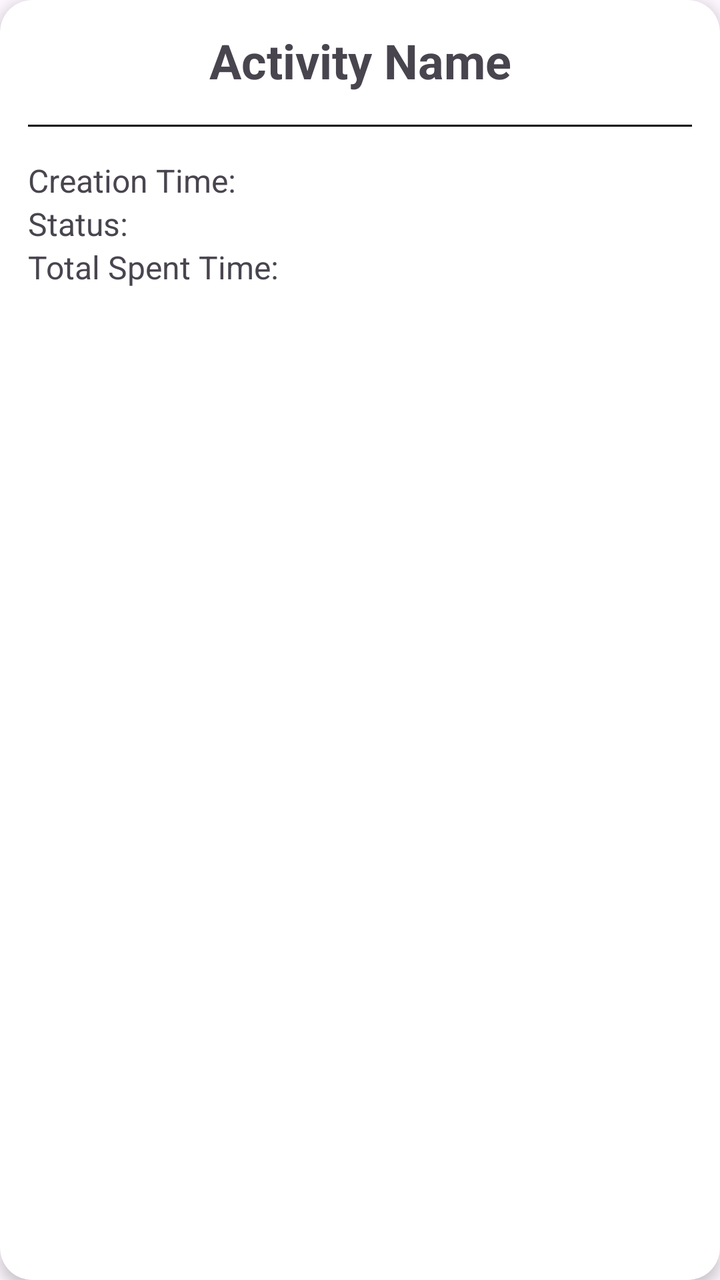
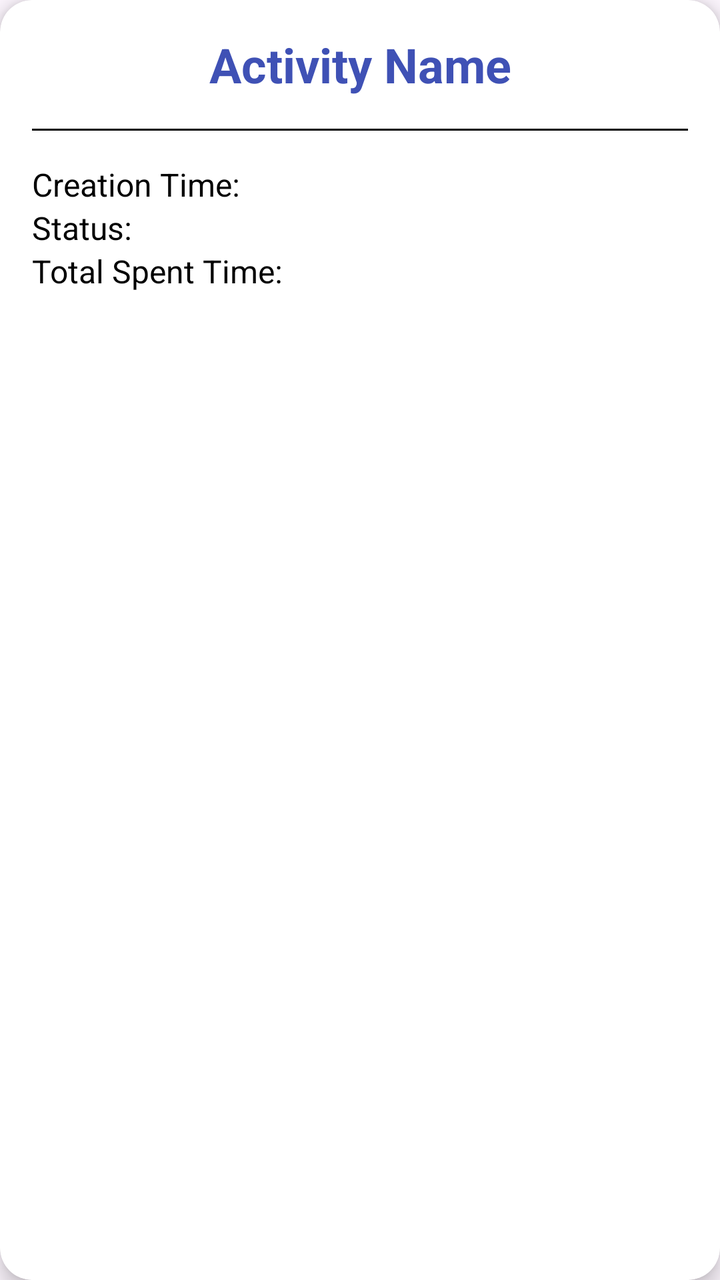

An Android layout rendered at two revisions. The XML below is the earlier revision; the diff shows what the commit changed to produce the second picture.
<!-- AndroidManifest.xml: application theme Theme.ActivityTracker -->
<!-- res/layout/item_activities_details.xml -->
<androidx.cardview.widget.CardView xmlns:android="http://schemas.android.com/apk/res/android"
    xmlns:app="http://schemas.android.com/apk/res-auto"
    android:layout_width="match_parent"
    android:layout_height="wrap_content"
    android:layout_margin="16dp"
    android:theme="@style/Base.Theme.ActivityTracker"
    app:cardCornerRadius="16dp"
    app:cardElevation="4dp">

    <RelativeLayout
        android:layout_width="match_parent"
        android:layout_height="wrap_content"
        android:padding="14dp">

        <LinearLayout
            android:layout_width="match_parent"
            android:layout_height="wrap_content"
            android:orientation="vertical">

            <TextView
                android:id="@+id/activityNameTextView"
                android:layout_width="match_parent"
                android:layout_height="wrap_content"
                android:textStyle="bold"
                android:textSize="24sp"
                android:gravity="center_horizontal"
                android:paddingBottom="8dp"
                android:ellipsize="end"
                android:maxLines="1"
                android:text="Activity Name" />

            <View
                android:layout_width="match_parent"
                android:layout_height="1dp"
                android:background="@color/dividerColor"
                android:layout_marginTop="8dp"
                android:layout_marginBottom="16dp"/>

            <LinearLayout
                android:layout_width="match_parent"
                android:layout_height="wrap_content"
                android:orientation="horizontal">

                <TextView
                    android:layout_width="wrap_content"
                    android:layout_height="wrap_content"
                    android:text="Creation Time:"
                    android:textSize="16sp"
                    android:layout_gravity="start"
                    android:gravity="center_vertical"
                    android:layout_marginEnd="8dp"
                   />

                <TextView
                    android:id="@+id/creationTimeTextView"
                    android:layout_width="0dp"
                    android:layout_height="wrap_content"
                    android:layout_weight="1"
                    android:textSize="16sp"
                    android:gravity="start"
                    android:ellipsize="end"
                    android:maxLines="1"
                    android:text=" "
                    android:textStyle="bold"/>

            </LinearLayout>

            <LinearLayout
                android:layout_width="match_parent"
                android:layout_height="wrap_content"
                android:orientation="horizontal">

                <TextView
                    android:layout_width="wrap_content"
                    android:layout_height="wrap_content"
                    android:text="Status:"
                    android:textSize="16sp"
                    android:layout_gravity="start"
                    android:gravity="center_vertical"
                    android:layout_marginEnd="8dp" />

                <TextView
                    android:id="@+id/statusTextView"
                    android:layout_width="0dp"
                    android:layout_height="wrap_content"
                    android:layout_weight="1"
                    android:textSize="16sp"
                    android:gravity="start"
                    android:ellipsize="end"
                    android:maxLines="1"
                    android:text=" "
                    android:textStyle="bold"/>

            </LinearLayout>

            <LinearLayout
                android:layout_width="match_parent"
                android:layout_height="wrap_content"
                android:orientation="horizontal">

                <TextView
                    android:layout_width="wrap_content"
                    android:layout_height="wrap_content"
                    android:text="Total Spent Time:"
                    android:textSize="16sp"
                    android:layout_gravity="start"
                    android:gravity="center_vertical"
                    android:layout_marginEnd="8dp"/>

                <TextView
                    android:id="@+id/totalSpentTimeTextView"
                    android:layout_width="0dp"
                    android:layout_height="wrap_content"
                    android:layout_weight="1"
                    android:textSize="16sp"
                    android:gravity="start"
                    android:ellipsize="end"
                    android:maxLines="1"
                    android:text=" "
                    android:textStyle="bold"/>

            </LinearLayout>

        </LinearLayout>

    </RelativeLayout>

</androidx.cardview.widget.CardView>
<!-- resources referenced by this layout -->
<resources>
  <color name="dividerColor">#000000</color>
  <style name="Base.Theme.ActivityTracker" parent="Theme.Material3.DayNight.NoActionBar">
          
          <item name="colorPrimary">@color/primary</item>
          <item name="colorPrimaryVariant">@color/primaryVariant</item>
          <item name="colorOnPrimary">@color/white</item>
  
          
          <item name="colorSecondary">@color/secondary</item>
          <item name="colorSecondaryVariant">@color/secondaryVariant</item>
          <item name="colorOnSecondary">@color/black</item>
          
          <item name="android:statusBarColor">@color/colorBoundaryBlue</item>
      </style>
  <style name="Theme.ActivityTracker" parent="Base.Theme.ActivityTracker" />
  <color name="primary">#3F51B5</color>
  <color name="primaryVariant">#3700B3</color>
  <color name="white">#FFFFFF</color>
  <color name="secondary">#03DAC5</color>
  <color name="secondaryVariant">#018786</color>
  <color name="black">#000000</color>
  <color name="colorBoundaryBlue">#1E88E5</color>
</resources>

<!-- the commit's change to res/layout/item_activities_details.xml (unified diff, before → after) -->
@@ -5,12 +5,12 @@
     android:layout_margin="16dp"
     android:theme="@style/Base.Theme.ActivityTracker"
     app:cardCornerRadius="16dp"
-    app:cardElevation="4dp">
+    app:cardElevation="6dp">
 
     <RelativeLayout
         android:layout_width="match_parent"
         android:layout_height="wrap_content"
-        android:padding="14dp">
+        android:padding="16dp">
 
         <LinearLayout
             android:layout_width="match_parent"
@@ -23,11 +23,12 @@
                 android:layout_height="wrap_content"
                 android:textStyle="bold"
                 android:textSize="24sp"
-                android:gravity="center_horizontal"
+                android:gravity="center"
                 android:paddingBottom="8dp"
                 android:ellipsize="end"
                 android:maxLines="1"
-                android:text="Activity Name" />
+                android:text="@string/activity_name"
+                android:textColor="@color/primary" />
 
             <View
                 android:layout_width="match_parent"
@@ -44,12 +45,12 @@
                 <TextView
                     android:layout_width="wrap_content"
                     android:layout_height="wrap_content"
-                    android:text="Creation Time:"
+                    android:text="@string/creation_time"
                     android:textSize="16sp"
                     android:layout_gravity="start"
                     android:gravity="center_vertical"
                     android:layout_marginEnd="8dp"
-                   />
+                    android:textColor="@color/black" />
 
                 <TextView
                     android:id="@+id/creationTimeTextView"
@@ -60,8 +61,9 @@
                     android:gravity="start"
                     android:ellipsize="end"
                     android:maxLines="1"
-                    android:text=" "
-                    android:textStyle="bold"/>
+                    android:text="@string/blank"
+                    android:textStyle="bold"
+                    android:textColor="@color/black"/>
 
             </LinearLayout>
 
@@ -73,11 +75,12 @@
                 <TextView
                     android:layout_width="wrap_content"
                     android:layout_height="wrap_content"
-                    android:text="Status:"
+                    android:text="@string/status"
                     android:textSize="16sp"
                     android:layout_gravity="start"
                     android:gravity="center_vertical"
-                    android:layout_marginEnd="8dp" />
+                    android:layout_marginEnd="8dp"
+                    android:textColor="@color/black" />
 
                 <TextView
                     android:id="@+id/statusTextView"
@@ -88,8 +91,9 @@
                     android:gravity="start"
                     android:ellipsize="end"
                     android:maxLines="1"
-                    android:text=" "
-                    android:textStyle="bold"/>
+                    android:text="@string/blank"
+                    android:textStyle="bold"
+                    android:textColor="@color/black"/>
 
             </LinearLayout>
 
@@ -101,11 +105,12 @@
                 <TextView
                     android:layout_width="wrap_content"
                     android:layout_height="wrap_content"
-                    android:text="Total Spent Time:"
+                    android:text="@string/total_spent_time"
                     android:textSize="16sp"
                     android:layout_gravity="start"
                     android:gravity="center_vertical"
-                    android:layout_marginEnd="8dp"/>
+                    android:layout_marginEnd="8dp"
+                    android:textColor="@color/black"/>
 
                 <TextView
                     android:id="@+id/totalSpentTimeTextView"
@@ -116,8 +121,9 @@
                     android:gravity="start"
                     android:ellipsize="end"
                     android:maxLines="1"
-                    android:text=" "
-                    android:textStyle="bold"/>
+                    android:text="@string/blank"
+                    android:textStyle="bold"
+                    android:textColor="@color/black"/>
 
             </LinearLayout>
 
<!-- resource entries referenced after the edit -->
@@ -16,6 +16,11 @@
       </style>
   <style name="Theme.ActivityTracker" parent="Base.Theme.ActivityTracker" />
   <color name="primary">#3F51B5</color>
+  <string name="activity_name">Activity Name</string>
+  <string name="blank" />
+  <string name="creation_time">Creation Time:</string>
+  <string name="status">Status:</string>
+  <string name="total_spent_time">Total Spent Time:</string>
   <color name="primaryVariant">#3700B3</color>
   <color name="white">#FFFFFF</color>
   <color name="secondary">#03DAC5</color>
